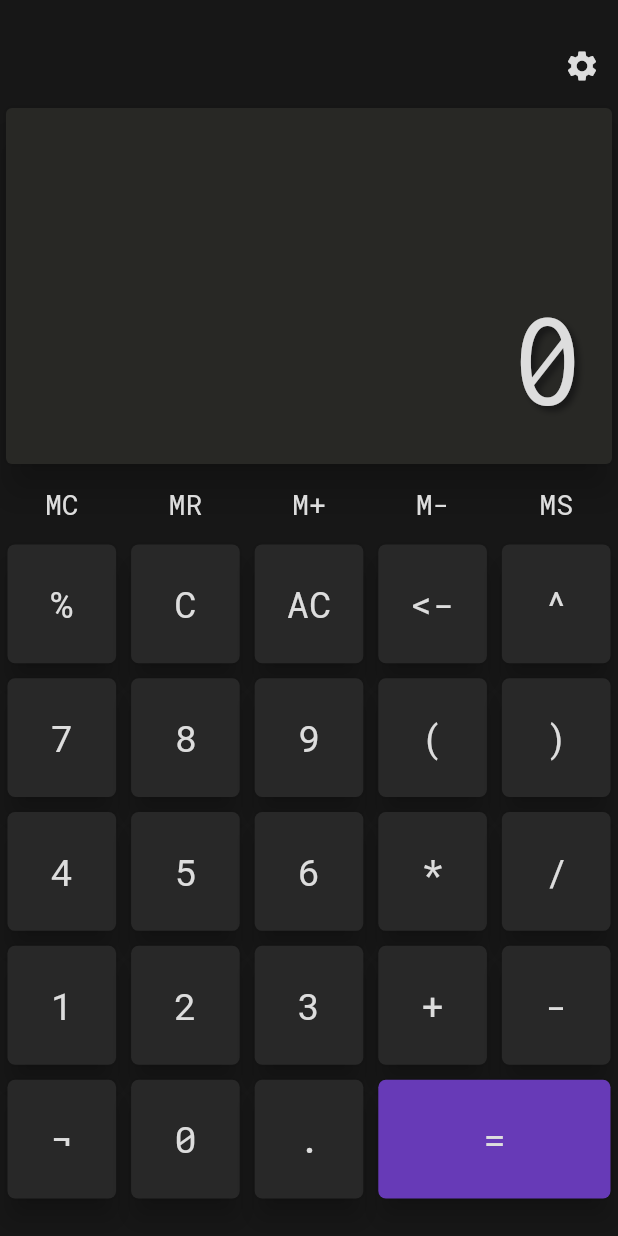
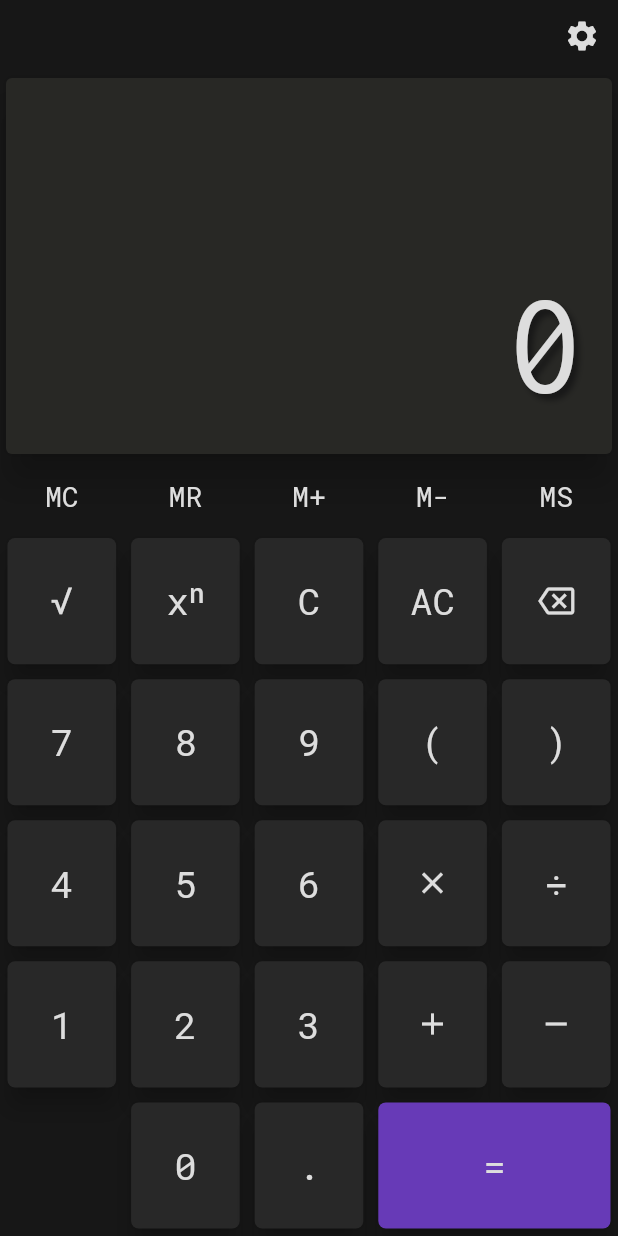
Before and after one commit to lucas-marianno/flutter_calculator_math_parser, a Flutter app: the screen it shows after launch, on a phone screen of 412 x 824 dp. Run offline on Flutter 3.47's test engine with Material 2 defaults, Android fonts, the phone set to English and light mode, and no system bars; our stand-ins replace google_fonts.

Commit message:
ButtonLabels

```diff
--- a/lib/buttons.dart
+++ b/lib/buttons.dart
@@ -1,10 +1,8 @@
 import 'package:flutter/material.dart';
 import 'style.dart';
 
-
 class ButtonId {
-  static const String
-    zero = '0',
+  static const String zero = '0',
       one = '1',
       two = '2',
       three = '3',
@@ -23,7 +21,6 @@ class ButtonId {
       closeParentheses = ')',
       dot = '.',
       squareRoot = '¬',
-    percent = '%',
       c = 'C',
       ac = 'AC',
       delete = '<-',
@@ -32,10 +29,10 @@ class ButtonId {
       mr = 'MR',
       mAdd = 'M+',
       mSub = 'M-',
-    ms = 'MS';
+      ms = 'MS',
+      pi = 'pi';
   ButtonId();
 }
-
 
 class FunctionButton extends StatelessWidget {
   final String keyText;
@@ -57,6 +54,59 @@ class FunctionButton extends StatelessWidget {
   }
 }
 
+class ButtonLabel extends StatelessWidget {
+  final String buttonId;
+  const ButtonLabel(this.buttonId, {super.key});
+
+  @override
+  Widget build(BuildContext context) {
+    Widget label = const Placeholder();
+
+    if ('0123456789.()AC'.contains(buttonId)) {
+      label = Text(buttonId);
+    } else {
+      switch (buttonId) {
+        case ButtonId.add:
+          label = const Icon(Icons.add);
+          break;
+        case ButtonId.subtract:
+          label = const Icon(Icons.remove);
+          break;
+        case ButtonId.multiply:
+          label = const Icon(Icons.close);
+          break;
+        case ButtonId.divide:
+          label = const Text('\u00f7');
+          break;
+        case ButtonId.squareRoot:
+          label = const Text('\u221a');
+          break;
+        case ButtonId.delete:
+          label = const Icon(Icons.backspace_outlined);
+          break;
+        case ButtonId.power:
+          label = const Text('xⁿ');
+          break;
+        case ButtonId.mc:
+          break;
+        case ButtonId.mr:
+          break;
+        case ButtonId.mAdd:
+          break;
+        case ButtonId.mSub:
+          break;
+        case ButtonId.ms:
+          break;
+        case ButtonId.pi:
+          label = const Text('\u03c0');
+          break;
+      }
+    }
+
+    return label;
+  }
+}
+
 class DefaultButton extends StatelessWidget {
   final String buttonId;
   final Function buttonFunction;
@@ -68,8 +118,8 @@ class DefaultButton extends StatelessWidget {
       child: Padding(
         padding: EdgeInsets.all(DefaultSizes.defaultKeyPadding),
         child: ElevatedButton(
-          onPressed: ()=>buttonFunction(buttonId),
-          child: Text(buttonId),
+          onPressed: () => buttonFunction(buttonId),
+          child: ButtonLabel(buttonId),
         ),
       ),
     );
@@ -88,7 +138,7 @@ class EqualButton extends StatelessWidget {
         padding: EdgeInsets.all(DefaultSizes.defaultKeyPadding),
         child: ElevatedButton(
           style: equalButtonStyle(),
-          onPressed: ()=>buttonFunction(ButtonId.equal),
+          onPressed: () => buttonFunction(ButtonId.equal),
           child: Text(ButtonId.equal),
         ),
       ),
--- a/lib/equal_logic.dart
+++ b/lib/equal_logic.dart
@@ -1,5 +1,13 @@
 
-String calculateMathExpr(String s) => parentheses(s);
+String calculateMathExpr(String s){
+
+  s.contains(RegExp(s));
+
+
+  return parentheses(s);
+  }
+
+String expressionError = 'invalid expression';
 
 String parentheses(String s) {
   if (!s.contains('(')) return addSub(multDiv(s));
@@ -18,7 +26,7 @@ String parentheses(String s) {
     tempS += s[i];
   }
 
-  if (prths != 0) return 'invalid';
+  if (prths != 0) return expressionError;
 
   s = tempS;
 
--- a/lib/keyboard_layout.dart
+++ b/lib/keyboard_layout.dart
@@ -56,11 +56,12 @@ class Row0 extends StatelessWidget {
         crossAxisAlignment: CrossAxisAlignment.stretch,
         mainAxisAlignment: MainAxisAlignment.center,
         children: [
-          DefaultButton(ButtonId.percent, updateScreenFunction),
+          DefaultButton(ButtonId.squareRoot, updateScreenFunction),
+          DefaultButton(ButtonId.power, updateScreenFunction),
           DefaultButton(ButtonId.c, updateScreenFunction),
           DefaultButton(ButtonId.ac, updateScreenFunction),
           DefaultButton(ButtonId.delete, updateScreenFunction),
-          DefaultButton(ButtonId.power, updateScreenFunction),
+
         ],
       ),
     );
@@ -148,7 +149,7 @@ class Row4 extends StatelessWidget {
         crossAxisAlignment: CrossAxisAlignment.stretch,
         mainAxisAlignment: MainAxisAlignment.center,
         children: [
-          DefaultButton(ButtonId.squareRoot, updateScreenFunction),
+          Expanded(child: Container()),
           DefaultButton(ButtonId.zero, updateScreenFunction),
           DefaultButton(ButtonId.dot, updateScreenFunction),
           EqualButton(updateScreenFunction),
--- a/lib/logic.dart
+++ b/lib/logic.dart
@@ -17,7 +17,7 @@ class Logic {
     }
     lastBtnPressed = buttonId;
 
-    if(currentScreen == 'invalid expression') buttonId = ButtonId.c;
+    if(currentScreen == expressionError) buttonId = ButtonId.c;
 
     if (buttonId == ButtonId.equal) {
 
--- a/lib/main.dart
+++ b/lib/main.dart
@@ -45,11 +45,10 @@ class _HomePageState extends State<HomePage> {
 
   @override
   Widget build(BuildContext context) {
-    return Scaffold(
-      backgroundColor: Palette.darkest,
-      body: SafeArea(
-        minimum: const EdgeInsets.symmetric(vertical: 20),
-        child: Column(
+    return SafeArea(
+      child: Scaffold(
+        backgroundColor: Palette.darkest,
+        body: Column(
           children: [
             Align(
               alignment: Alignment.topRight,
--- a/lib/style.dart
+++ b/lib/style.dart
@@ -39,7 +39,9 @@ ElevatedButtonThemeData defaultButtonThemeData() {
       shape: const RoundedRectangleBorder(borderRadius: BorderRadius.all(Radius.circular(5))),
       backgroundColor: Palette.dark,
       foregroundColor: Palette.light,
-      textStyle: GoogleFonts.robotoMono(fontSize: DefaultSizes.defaultKeyTextSize),
+      textStyle: GoogleFonts.robotoMono(
+        fontSize: DefaultSizes.defaultKeyTextSize
+        ),
     ),
   );
 }
```
Lines whose indentation alone changed are shown as unchanged.
